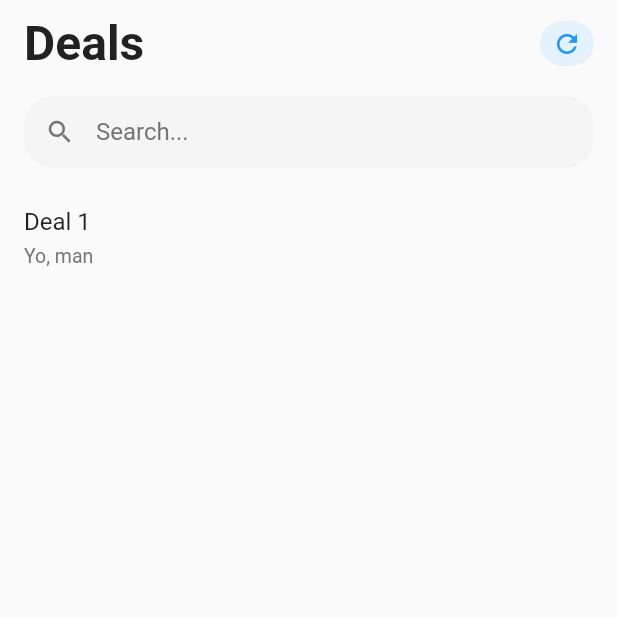
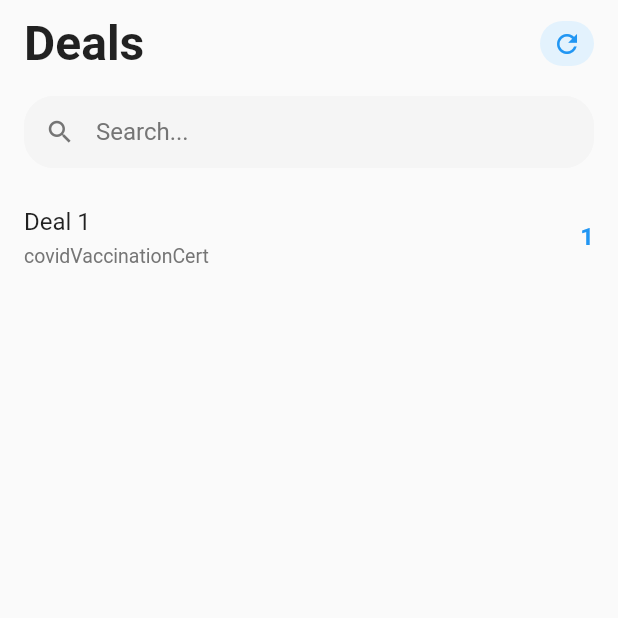
Before and after one commit to tjyoon0324/celebrex, a Flutter app: the screen it shows after launch, item 2 of the bottom bar chosen, on a phone screen of 412 x 824 dp, the top half of it. Run offline on Flutter 3.47's test engine with Material 2 defaults, Android fonts, the phone set to English and light mode, and no system bars.

Commit message:
feat: display the num of matched data for each data

```diff
--- /dev/null
+++ b/lib/screens/const.dart
@@ -0,0 +1,8 @@
+import 'models/data.dart';
+
+class Const {
+  static List<Data> dataList = [
+    Data.fromJsonBody("Medipass", "{\"type\":\"covidVaccinationCert\",\"date\":\"2022-10-12\"}"),
+    Data.fromJsonBody("Medipass", "{\"name\":\"yjlee\",\"date\":\"2022-10-12\"}"),
+  ];
+}
--- a/lib/screens/data_list.dart
+++ b/lib/screens/data_list.dart
@@ -1,3 +1,4 @@
+import 'package:celebrex/screens/const.dart';
 import 'package:flutter/material.dart';
 import 'package:celebrex/screens/widgets/data_item.dart';
 
@@ -11,10 +12,7 @@ class DataListPage extends StatefulWidget {
 }
 
 class _DataPageState extends State<DataListPage> {
-  List<Data> dataList = [
-    Data.fromJsonBody("Medipass", "{\"type\":\"covidVaccinationCert\",\"date\":\"2022-10-12\"}"),
-    Data.fromJsonBody("Medipass", "{\"name\":\"yjlee\",\"date\":\"2022-10-12\"}"),
-  ];
+  List<Data> dataList = Const.dataList;
 
   @override
   Widget build(BuildContext context) {
--- a/lib/screens/deals.dart
+++ b/lib/screens/deals.dart
@@ -1,9 +1,38 @@
 import 'package:celebrex/screens/widgets/deal_item.dart';
 import 'package:flutter/material.dart';
 
+import 'models/data.dart';
 import 'models/deal.dart';
 
 class DealsPage extends StatefulWidget {
+  final List<Data> dataList;
+  final List<Deal> deals = [
+    Deal.fromJsonBody("{\"id\":\"1\",\"data_type\":\"covidVaccinationCert\"}"),
+  ];
+  Map<String, List<Data>> dealIdToDataList = {};
+
+  DealsPage({
+    super.key,
+    required this.dataList,
+  }) {
+    Map<String, List<Deal>> dataTypeToDeals = {};
+
+    for (var deal in deals) {
+      var deals = dataTypeToDeals[deal.dataType] ?? [];
+      deals.add(deal);
+      dataTypeToDeals[deal.dataType] = deals;
+    }
+
+    for (var data in dataList) {
+      var deals = dataTypeToDeals[data.type] ?? [];
+      for (var deal in deals) {
+        var dataList = dealIdToDataList[deal.id] ?? [];
+        dataList.add(data);
+        dealIdToDataList[deal.id] = dataList;
+      }
+    }
+  }
+
   @override
   State createState() {
     return _DealsPageState();
@@ -11,10 +40,6 @@ class DealsPage extends StatefulWidget {
 }
 
 class _DealsPageState extends State<DealsPage> {
-  List<Deal> deals = [
-    Deal.fromJsonBody("{\"id\":\"1\",\"data_schema\":\"yo\"}"),
-  ];
-
   @override
   Widget build(BuildContext context) {
     return Scaffold(
@@ -69,13 +94,14 @@ class _DealsPageState extends State<DealsPage> {
               ),
             ),
             ListView.builder(
-              itemCount: deals.length,
+              itemCount: widget.deals.length,
               shrinkWrap: true,
               padding: EdgeInsets.only(top: 16),
               physics: NeverScrollableScrollPhysics(),
               itemBuilder: (context, index) {
                 return DealItem(
-                    deal: deals[index],
+                    deal: widget.deals[index],
+                    dataList: widget.dealIdToDataList[widget.deals[index].id]!,
                 );
               },
             ),
--- a/lib/screens/home.dart
+++ b/lib/screens/home.dart
@@ -1,3 +1,4 @@
+import 'package:celebrex/screens/const.dart';
 import 'package:celebrex/screens/data_list.dart';
 import 'package:celebrex/screens/deals.dart';
 import 'package:flutter/material.dart';
@@ -12,8 +13,8 @@ class _HomePageNavBarState extends State<HomePage> {
 
   final List<Widget> _pages = <Widget>[
     DataListPage(),
-    DealsPage(),
-    DealsPage(),
+    DealsPage(dataList: Const.dataList),
+    DealsPage(dataList: Const.dataList),
   ];
 
   void _onItemTapped(int index) {
--- a/lib/screens/models/deal.dart
+++ b/lib/screens/models/deal.dart
@@ -4,20 +4,23 @@ import 'package:flutter/cupertino.dart';
 
 class Deal {
   final String id;
+  final String dataType;
   final String body;
 
   Deal({
     required this.id,
+    required this.dataType,
     required this.body,
   });
 
   factory Deal.fromJsonBody(String body) {
     final parsedBody = jsonDecode(body);
     final id = parsedBody["id"] as String;
+    final dataType = parsedBody["data_type"] as String;
 
     const encoder = JsonEncoder.withIndent("  ");
     final prettyBody = encoder.convert(parsedBody);
 
-    return Deal(id: id, body: prettyBody);
+    return Deal(id: id, dataType: dataType, body: prettyBody);
   }
 }
--- a/lib/screens/widgets/deal_item.dart
+++ b/lib/screens/widgets/deal_item.dart
@@ -1,13 +1,17 @@
 import 'package:celebrex/screens/deal.dart';
+import 'package:celebrex/screens/models/data.dart';
 import 'package:flutter/material.dart';
 
 import '../models/deal.dart';
 
 class DealItem extends StatefulWidget {
   Deal deal;
+  List<Data> dataList;
 
   DealItem({
+    super.key,
     required this.deal,
+    required this.dataList,
   });
 
   @override
@@ -35,13 +39,16 @@ class _DealItemState extends State<DealItem> {
                   Expanded(
                     child: Container(
                       color: Colors.transparent,
+                      child: Row(
+                        children: <Widget>[
+                          Expanded(
                             child: Column(
                               crossAxisAlignment: CrossAxisAlignment.start,
                               children: <Widget>[
                                 Text("Deal ${widget.deal.id}", style: TextStyle(fontSize: 16)),
                                 SizedBox(height: 6),
                                 Text(
-                                "Yo, man",
+                                  widget.deal.dataType,
                                   style: TextStyle(
                                     fontSize: 13,
                                     color: Colors.grey.shade600,
@@ -49,8 +56,19 @@ class _DealItemState extends State<DealItem> {
                                   ),
                                 ),
                               ],
-                          )
-                        )
+                            ),
+                          ),
+                          Text(
+                            "${widget.dataList.length}",
+                            style: TextStyle(
+                              fontSize: 16,
+                              color: Colors.blue,
+                              fontWeight: FontWeight.bold,
+                            ),
+                          ),
+                        ],
+                      ),
+                    ),
                   ),
                 ],
               ),
```
Also changed, not shown: 2 other files. Lines whose indentation alone changed are shown as unchanged.
